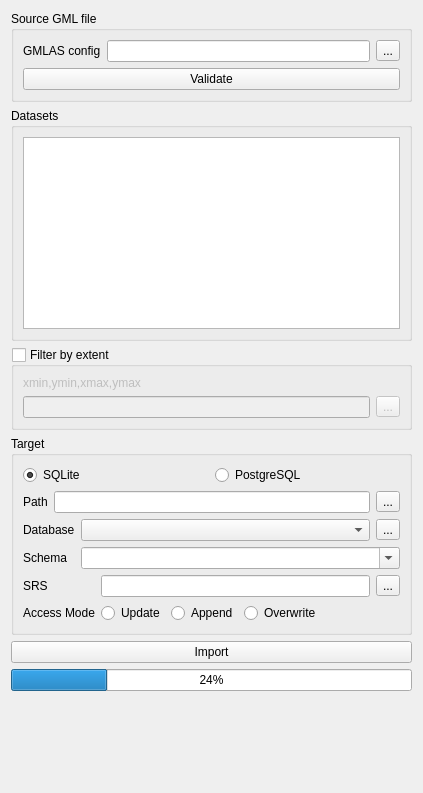
Qt form gml_application_schema_toolbox/ui/import_gmlas_panel.ui (BRGM/gml_application_schema_toolbox) before a commit.
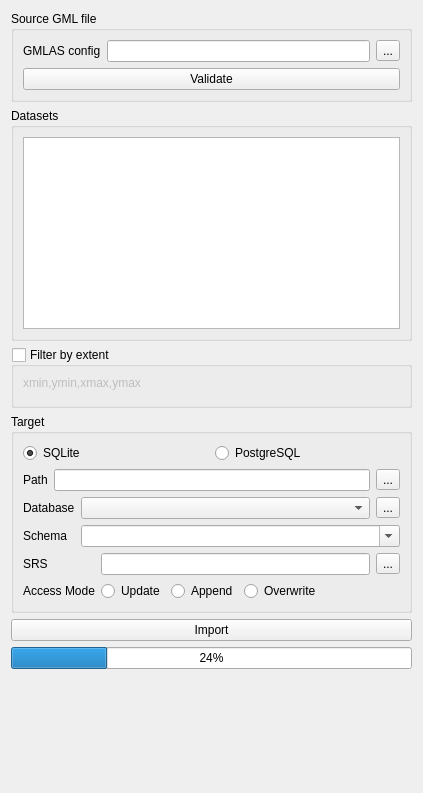
The same form after that commit. Custom widgets are drawn as their Qt base class.

Commit message: Add BboxWidget class

The edit to the form file:
```diff
--- a/gml_application_schema_toolbox/ui/import_gmlas_panel.ui
+++ b/gml_application_schema_toolbox/ui/import_gmlas_panel.ui
@@ -100,18 +100,7 @@
        </widget>
       </item>
       <item>
-       <layout class="QHBoxLayout" name="horizontalLayout_9">
-        <item>
-         <widget class="QLineEdit" name="lineEdit_9"/>
-        </item>
-        <item>
-         <widget class="QToolButton" name="toolButton_4">
-          <property name="text">
-           <string>...</string>
-          </property>
-         </widget>
-        </item>
-       </layout>
+       <widget class="BboxWidget" name="bboxWidget" native="true"/>
       </item>
      </layout>
     </widget>
@@ -333,6 +322,14 @@
    </item>
   </layout>
  </widget>
+ <customwidgets>
+  <customwidget>
+   <class>BboxWidget</class>
+   <extends>QWidget</extends>
+   <header>gml_application_schema_toolbox.gui.bbox_widget</header>
+   <container>1</container>
+  </customwidget>
+ </customwidgets>
  <resources/>
  <connections/>
 </ui>
```
Left out of the diff: 2 changed lines with no effect on the pictures. The commit also changes 5 other files.
